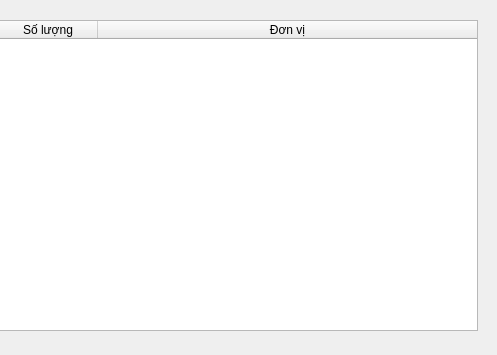
This is ui/order_item_dialog.ui in devtrungk3/warehouse_app as Qt 5 draws it before an edit; both pictures show x 223 to 720 and y 0 to 355 of the 720 by 355 pixel window. The edited form follows.
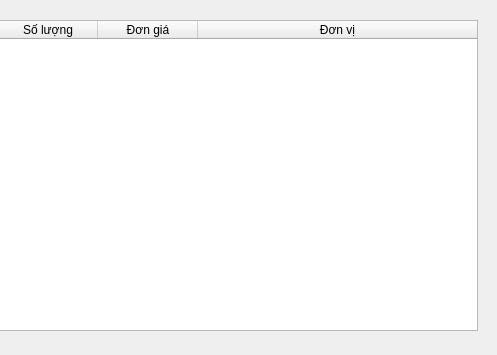
This is the edited form.

Patch:
```diff
--- a/ui/order_item_dialog.ui
+++ b/ui/order_item_dialog.ui
@@ -60,6 +60,11 @@
      <string>Số lượng</string>
     </property>
    </column>
+   <column>
+    <property name="text">
+     <string>Đơn giá</string>
+    </property>
+   </column>
    <column>
     <property name="text">
      <string>Đơn vị</string>
```
